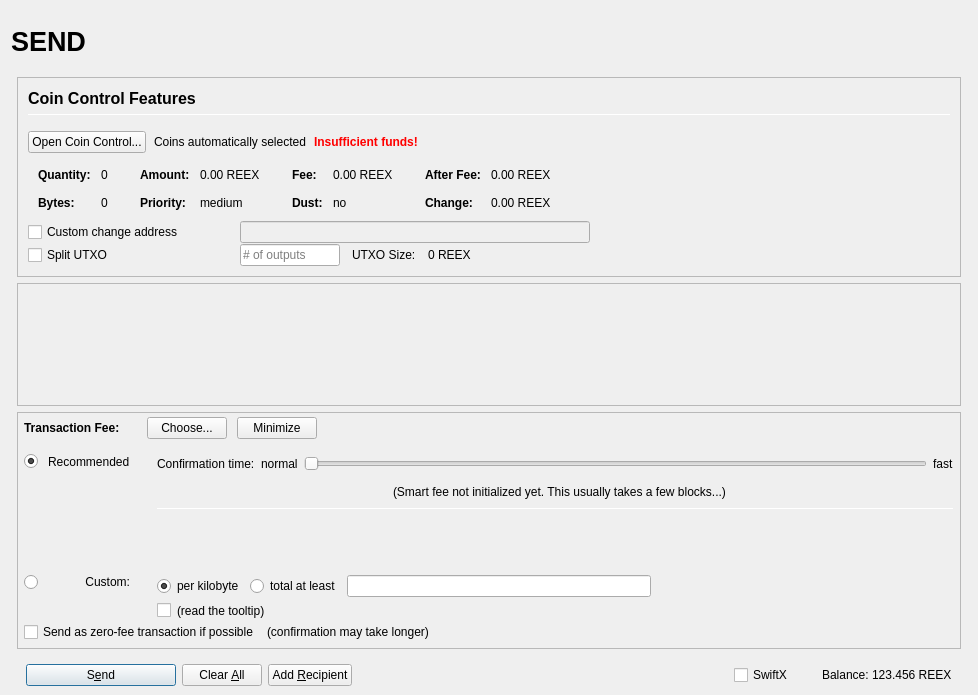
Qt form src/qt/forms/sendcoinsdialog.ui (supertref/Reex) before a commit.
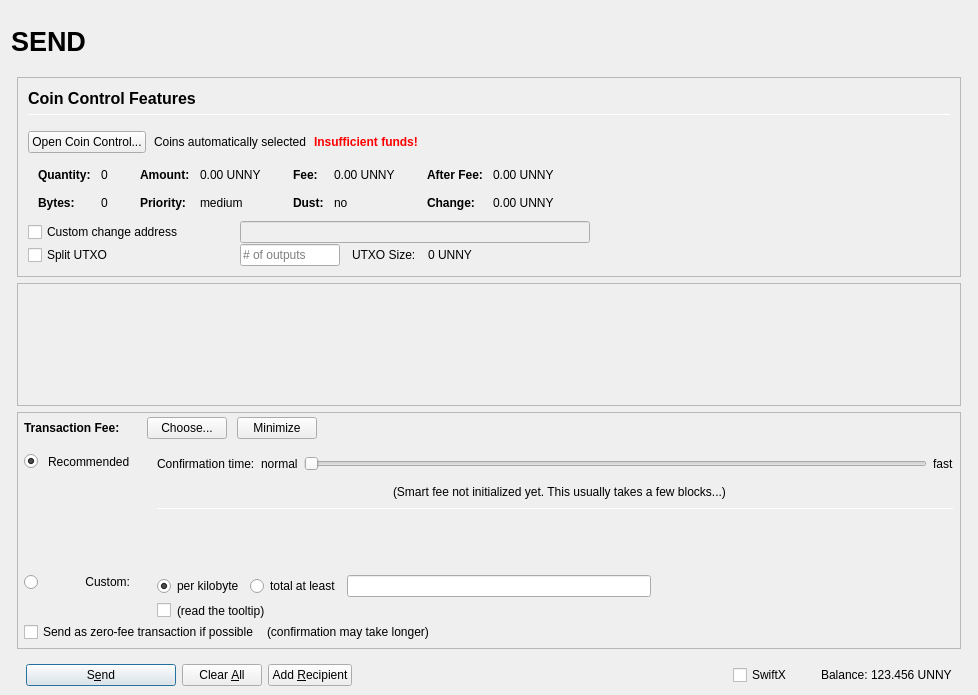
The same form after that commit. Icons and pictures are not drawn. Custom widgets are drawn as their Qt base class.

Patch:
```diff
--- a/src/qt/forms/sendcoinsdialog.ui
+++ b/src/qt/forms/sendcoinsdialog.ui
@@ -493,7 +493,7 @@
                         <enum>Qt::ActionsContextMenu</enum>
                        </property>
                        <property name="text">
-                        <string notr="true">0.00 REEX</string>
+                        <string notr="true">0.00 UNNY</string>
                        </property>
                        <property name="textInteractionFlags">
                         <set>Qt::LinksAccessibleByMouse|Qt::TextSelectableByKeyboard|Qt::TextSelectableByMouse</set>
@@ -573,7 +573,7 @@
                         <enum>Qt::ActionsContextMenu</enum>
                        </property>
                        <property name="text">
-                        <string notr="true">0.00 REEX</string>
+                        <string notr="true">0.00 UNNY</string>
                        </property>
                        <property name="textInteractionFlags">
                         <set>Qt::LinksAccessibleByMouse|Qt::TextSelectableByKeyboard|Qt::TextSelectableByMouse</set>
@@ -653,7 +653,7 @@
                         <enum>Qt::ActionsContextMenu</enum>
                        </property>
                        <property name="text">
-                        <string notr="true">0.00 REEX</string>
+                        <string notr="true">0.00 UNNY</string>
                        </property>
                        <property name="textInteractionFlags">
                         <set>Qt::LinksAccessibleByMouse|Qt::TextSelectableByKeyboard|Qt::TextSelectableByMouse</set>
@@ -682,7 +682,7 @@
                         <enum>Qt::ActionsContextMenu</enum>
                        </property>
                        <property name="text">
-                        <string notr="true">0.00 REEX</string>
+                        <string notr="true">0.00 UNNY</string>
                        </property>
                        <property name="textInteractionFlags">
                         <set>Qt::LinksAccessibleByMouse|Qt::TextSelectableByKeyboard|Qt::TextSelectableByMouse</set>
@@ -849,7 +849,7 @@
                 <item>
                  <widget class="QLabel" name="labelBlockSize">
                   <property name="text">
-                   <string>0 REEX</string>
+                   <string>0 UNNY</string>
                   </property>
                  </widget>
                 </item>
@@ -1715,7 +1715,7 @@
                 <cursorShape>IBeamCursor</cursorShape>
                </property>
                <property name="text">
-                <string notr="true">123.456 REEX</string>
+                <string notr="true">123.456 UNNY</string>
                </property>
                <property name="textInteractionFlags">
                 <set>Qt::LinksAccessibleByMouse|Qt::TextSelectableByKeyboard|Qt::TextSelectableByMouse</set>
```
Left out of the diff: 16 changed lines with no effect on the pictures.
